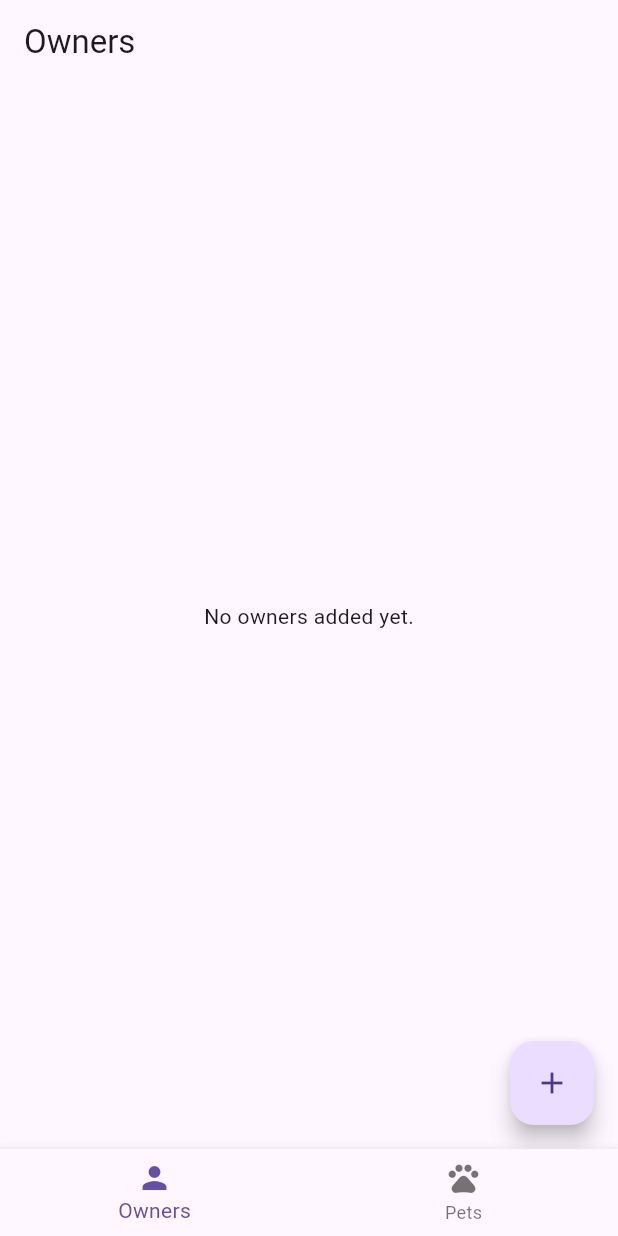
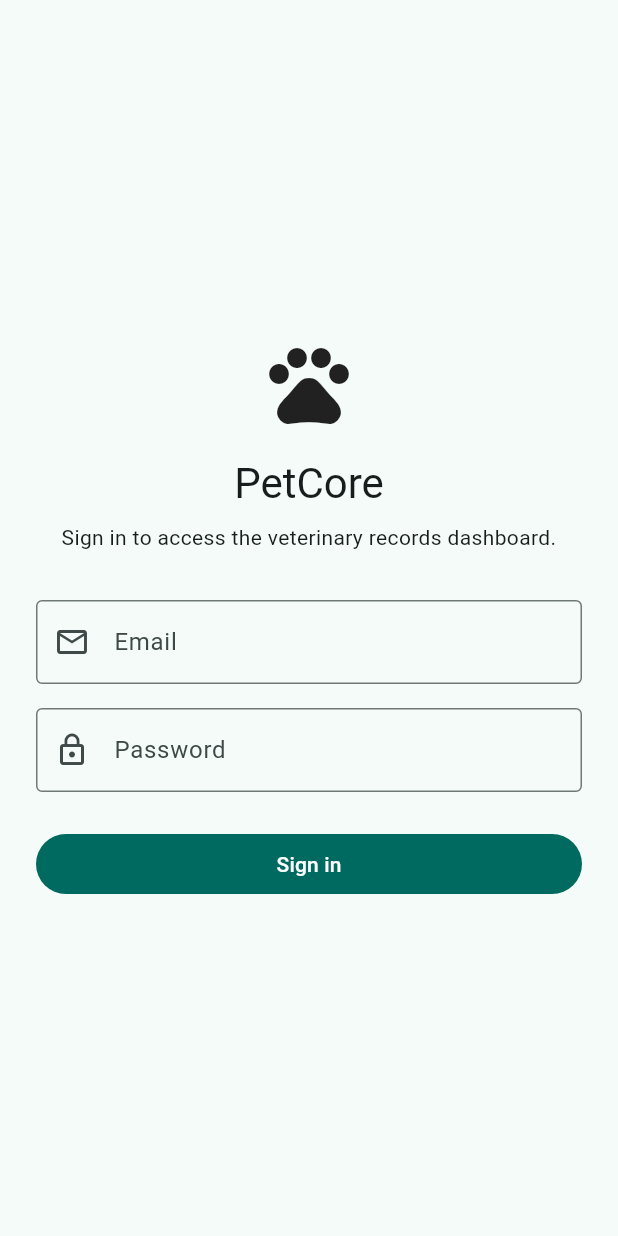
Before and after one commit to kalviumcommunity/Sunny_PetCore_Kalvium-Community, a Flutter app: the screen it shows after launch, on a phone screen of 412 x 824 dp. Run offline on Flutter 3.47's test engine with Material 3 defaults, Android fonts, the phone set to English and light mode, and no system bars; our stand-ins replace cloud_firestore, firebase_auth, firebase_core; accounts and stored records are empty.

Commit message:
Firebase & Authentication Foundation

```diff
--- a/lib/main.dart
+++ b/lib/main.dart
@@ -1,66 +1,53 @@
 import 'package:flutter/material.dart';
 import 'package:firebase_core/firebase_core.dart';
-import 'package:cloud_firestore/cloud_firestore.dart';
-import 'package:fake_cloud_firestore/fake_cloud_firestore.dart';
-import 'screens/owner_screen.dart';
-import 'screens/pet_screen.dart';
+import 'screens/auth_gate.dart';
+import 'screens/setup_error_screen.dart';
+import 'services/auth_service.dart';
 import 'services/firestore_service.dart';
 
 void main() async {
   WidgetsFlutterBinding.ensureInitialized();
 
-  FirestoreService firestoreService;
-
   try {
     await Firebase.initializeApp();
-    firestoreService = FirestoreService(firestore: FirebaseFirestore.instance);
-  } catch (e) {
-    // If Firebase is not configured locally, fallback to in-memory fake firestore
-    firestoreService = FirestoreService(firestore: FakeFirebaseFirestore());
+    runApp(
+      PetCoreApp(
+        authService: AuthService(),
+        firestoreService: FirestoreService(),
+      ),
+    );
+  } catch (error) {
+    runApp(PetCoreApp(initializationError: error.toString()));
   }
-
-  runApp(PetCoreApp(firestoreService: firestoreService));
 }
 
-class PetCoreApp extends StatefulWidget {
-  final FirestoreService firestoreService;
+class PetCoreApp extends StatelessWidget {
+  final AuthService? authService;
+  final FirestoreService? firestoreService;
+  final String? initializationError;
 
-  const PetCoreApp({super.key, required this.firestoreService});
-
-  @override
-  State<PetCoreApp> createState() => _PetCoreAppState();
-}
-
-class _PetCoreAppState extends State<PetCoreApp> {
-  int _currentIndex = 0;
+  const PetCoreApp({
+    super.key,
+    this.authService,
+    this.firestoreService,
+    this.initializationError,
+  });
 
   @override
   Widget build(BuildContext context) {
-    final screens = [
-      OwnerScreen(firestoreService: widget.firestoreService),
-      PetScreen(firestoreService: widget.firestoreService),
-    ];
-
     return MaterialApp(
-      title: 'PetCore — Owner & Pet Foundation',
+      title: 'PetCore',
       debugShowCheckedModeBanner: false,
-      home: Scaffold(
-        body: screens[_currentIndex],
-        bottomNavigationBar: BottomNavigationBar(
-          currentIndex: _currentIndex,
-          onTap: (index) => setState(() => _currentIndex = index),
-          items: const [
-            BottomNavigationBarItem(
-              icon: Icon(Icons.person),
-              label: 'Owners',
+      theme: ThemeData(
+        colorScheme: ColorScheme.fromSeed(seedColor: Colors.teal),
+        useMaterial3: true,
+      ),
+      home: initializationError != null
+          ? SetupErrorScreen(error: initializationError!)
+          : AuthGate(
+              authService: authService!,
+              firestoreService: firestoreService!,
             ),
-            BottomNavigationBarItem(
-              icon: Icon(Icons.pets),
-              label: 'Pets',
-            ),
-          ],
-        ),
-      ),
     );
   }
 }
--- /dev/null
+++ b/lib/models/user_model.dart
@@ -0,0 +1,34 @@
+class UserModel {
+  final String id;
+  final String name;
+  final String email;
+  final String role;
+  final String branchId;
+
+  const UserModel({
+    required this.id,
+    required this.name,
+    required this.email,
+    required this.role,
+    required this.branchId,
+  });
+
+  Map<String, dynamic> toMap() {
+    return {
+      'name': name,
+      'email': email,
+      'role': role,
+      'branchId': branchId,
+    };
+  }
+
+  factory UserModel.fromMap(Map<String, dynamic> map, String id) {
+    return UserModel(
+      id: id,
+      name: map['name'] as String? ?? '',
+      email: map['email'] as String? ?? '',
+      role: map['role'] as String? ?? 'CLINIC STAFF',
+      branchId: map['branchId'] as String? ?? '',
+    );
+  }
+}
--- /dev/null
+++ b/lib/screens/auth_gate.dart
@@ -0,0 +1,42 @@
+import 'package:firebase_auth/firebase_auth.dart';
+import 'package:flutter/material.dart';
+
+import '../services/auth_service.dart';
+import '../services/firestore_service.dart';
+import 'dashboard_screen.dart';
+import 'login_screen.dart';
+
+class AuthGate extends StatelessWidget {
+  final AuthService authService;
+  final FirestoreService firestoreService;
+
+  const AuthGate({
+    super.key,
+    required this.authService,
+    required this.firestoreService,
+  });
+
+  @override
+  Widget build(BuildContext context) {
+    return StreamBuilder<User?>(
+      stream: authService.authStateChanges,
+      builder: (context, snapshot) {
+        if (snapshot.connectionState == ConnectionState.waiting) {
+          return const Scaffold(
+            body: Center(child: CircularProgressIndicator()),
+          );
+        }
+
+        if (snapshot.data == null) {
+          return LoginScreen(authService: authService);
+        }
+
+        return DashboardScreen(
+          authService: authService,
+          firestoreService: firestoreService,
+          firebaseUser: snapshot.data!,
+        );
+      },
+    );
+  }
+}
--- /dev/null
+++ b/lib/screens/login_screen.dart
@@ -0,0 +1,147 @@
+import 'package:firebase_auth/firebase_auth.dart';
+import 'package:flutter/material.dart';
+
+import '../services/auth_service.dart';
+
+class LoginScreen extends StatefulWidget {
+  final AuthService authService;
+
+  const LoginScreen({super.key, required this.authService});
+
+  @override
+  State<LoginScreen> createState() => _LoginScreenState();
+}
+
+class _LoginScreenState extends State<LoginScreen> {
+  final _formKey = GlobalKey<FormState>();
+  final _emailController = TextEditingController();
+  final _passwordController = TextEditingController();
+  bool _isLoading = false;
+  String? _errorMessage;
+
+  @override
+  void dispose() {
+    _emailController.dispose();
+    _passwordController.dispose();
+    super.dispose();
+  }
+
+  Future<void> _signIn() async {
+    if (!_formKey.currentState!.validate()) return;
+
+    setState(() {
+      _isLoading = true;
+      _errorMessage = null;
+    });
+
+    try {
+      await widget.authService.signIn(
+        email: _emailController.text,
+        password: _passwordController.text,
+      );
+    } on FirebaseAuthException catch (error) {
+      setState(() => _errorMessage = _messageForAuthError(error.code));
+    } catch (_) {
+      setState(() => _errorMessage = 'Unable to sign in. Please try again.');
+    } finally {
+      if (mounted) setState(() => _isLoading = false);
+    }
+  }
+
+  String _messageForAuthError(String code) {
+    switch (code) {
+      case 'invalid-credential':
+      case 'user-not-found':
+      case 'wrong-password':
+        return 'The email or password is incorrect.';
+      case 'invalid-email':
+        return 'Enter a valid email address.';
+      case 'user-disabled':
+        return 'This account has been disabled.';
+      default:
+        return 'Unable to sign in. Please try again.';
+    }
+  }
+
+  @override
+  Widget build(BuildContext context) {
+    return Scaffold(
+      body: Center(
+        child: SingleChildScrollView(
+          padding: const EdgeInsets.all(24),
+          child: ConstrainedBox(
+            constraints: const BoxConstraints(maxWidth: 420),
+            child: Form(
+              key: _formKey,
+              child: Column(
+                crossAxisAlignment: CrossAxisAlignment.stretch,
+                children: [
+                  const Icon(Icons.pets, size: 64),
+                  const SizedBox(height: 16),
+                  Text(
+                    'PetCore',
+                    textAlign: TextAlign.center,
+                    style: Theme.of(context).textTheme.headlineMedium,
+                  ),
+                  const SizedBox(height: 8),
+                  const Text(
+                    'Sign in to access the veterinary records dashboard.',
+                    textAlign: TextAlign.center,
+                  ),
+                  const SizedBox(height: 32),
+                  TextFormField(
+                    controller: _emailController,
+                    keyboardType: TextInputType.emailAddress,
+                    decoration: const InputDecoration(
+                      labelText: 'Email',
+                      prefixIcon: Icon(Icons.email_outlined),
+                      border: OutlineInputBorder(),
+                    ),
+                    validator: (value) {
+                      if (value == null || value.trim().isEmpty) {
+                        return 'Email is required';
+                      }
+                      if (!value.contains('@')) return 'Enter a valid email';
+                      return null;
+                    },
+                  ),
+                  const SizedBox(height: 16),
+                  TextFormField(
+                    controller: _passwordController,
+                    obscureText: true,
+                    decoration: const InputDecoration(
+                      labelText: 'Password',
+                      prefixIcon: Icon(Icons.lock_outline),
+                      border: OutlineInputBorder(),
+                    ),
+                    validator: (value) => value == null || value.isEmpty
+                        ? 'Password is required'
+                        : null,
+                  ),
+                  if (_errorMessage != null) ...[
+                    const SizedBox(height: 16),
+                    Text(
+                      _errorMessage!,
+                      style: TextStyle(color: Theme.of(context).colorScheme.error),
+                    ),
+                  ],
+                  const SizedBox(height: 24),
+                  FilledButton(
+                    onPressed: _isLoading ? null : _signIn,
+                    child: _isLoading
+                        ? const SizedBox(
+                            height: 20,
+                            width: 20,
+                            child: CircularProgressIndicator(strokeWidth: 2),
+                          )
+                        : const Text('Sign in'),
+                  ),
+                ],
+              ),
+            ),
+          ),
+        ),
+      ),
+    );
+  }
+}
--- /dev/null
+++ b/lib/services/auth_service.dart
@@ -0,0 +1,53 @@
+import 'package:cloud_firestore/cloud_firestore.dart';
+import 'package:firebase_auth/firebase_auth.dart';
+
+import '../models/user_model.dart';
+
+class AuthService {
+  final FirebaseAuth _auth;
+  final FirebaseFirestore _db;
+
+  AuthService({FirebaseAuth? auth, FirebaseFirestore? firestore})
+      : _auth = auth ?? FirebaseAuth.instance,
+        _db = firestore ?? FirebaseFirestore.instance;
+
+  Stream<User?> get authStateChanges => _auth.authStateChanges();
+
+  Future<UserModel> signIn({
+    required String email,
+    required String password,
+  }) async {
+    final credential = await _auth.signInWithEmailAndPassword(
+      email: email.trim(),
+      password: password,
+    );
+
+    final firebaseUser = credential.user;
+    if (firebaseUser == null) {
+      throw FirebaseAuthException(code: 'user-not-found');
+    }
+
+    return getOrCreateUserProfile(firebaseUser);
+  }
+
+  Future<UserModel> getOrCreateUserProfile(User firebaseUser) async {
+    final reference = _db.collection('users').doc(firebaseUser.uid);
+    final snapshot = await reference.get();
+
+    if (snapshot.exists && snapshot.data() != null) {
+      return UserModel.fromMap(snapshot.data()!, snapshot.id);
+    }
+
+    final user = UserModel(
+      id: firebaseUser.uid,
+      name: firebaseUser.displayName ?? '',
+      email: firebaseUser.email ?? '',
+      role: 'CLINIC STAFF',
+      branchId: '',
+    );
+    await reference.set(user.toMap());
+    return user;
+  }
+
+  Future<void> signOut() => _auth.signOut();
+}
--- a/pubspec.yaml
+++ b/pubspec.yaml
@@ -35,6 +35,7 @@ dependencies:
   # Use with the CupertinoIcons class for iOS style icons.
   cupertino_icons: ^1.0.8
   firebase_core: ^4.15.0
+  firebase_auth: ^6.1.0
   cloud_firestore: ^6.10.0
   intl: ^0.20.3
   uuid: ^4.6.0
```
Also changed, not shown: lib/screens/dashboard_screen.dart (added, +93 -0 lines), lib/screens/setup_error_screen.dart (added, +37 -0 lines), 2 other files.
